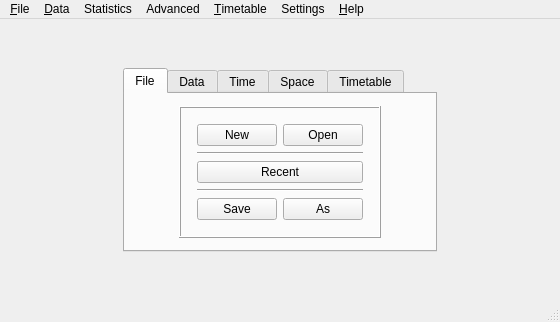
Above: src/interface/fetmainform_template.ui from vanyog/FET before the change. Below: the same form after it.
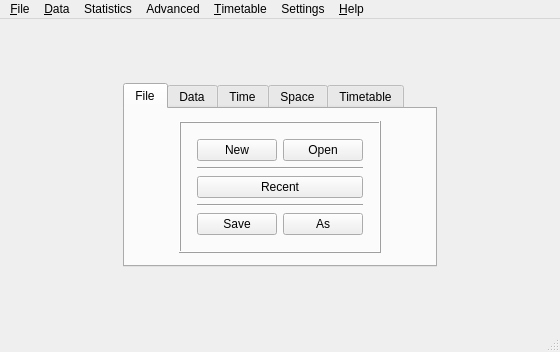
That is the form after the change.

Commit message: New Remember current button group setting

Patch:
```diff
--- a/src/interface/fetmainform_template.ui
+++ b/src/interface/fetmainform_template.ui
@@ -7,7 +7,7 @@
     <x>0</x>
     <y>0</y>
     <width>560</width>
-    <height>322</height>
+    <height>352</height>
    </rect>
   </property>
   <widget class="QWidget" name="mainwidget">
```
Left out of the diff: 11 changed lines with no effect on the pictures. The commit also changes 4 other files.
